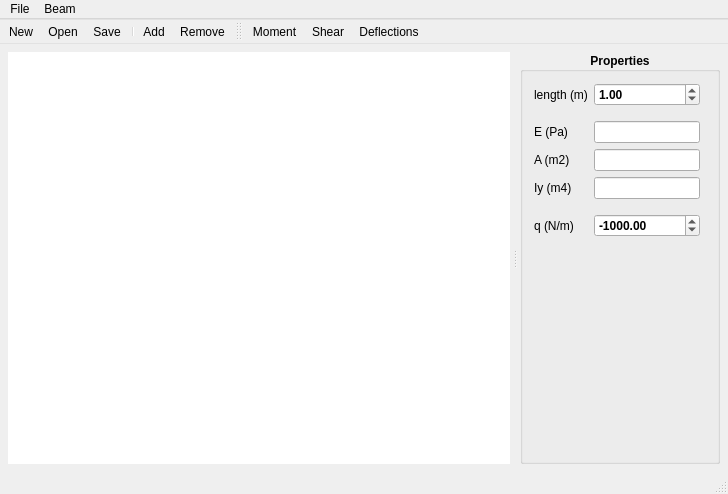
Above: ch_qt/beam_app/mainwindow.ui from lunarc/cpp_course before the change. Below: the same form after it.
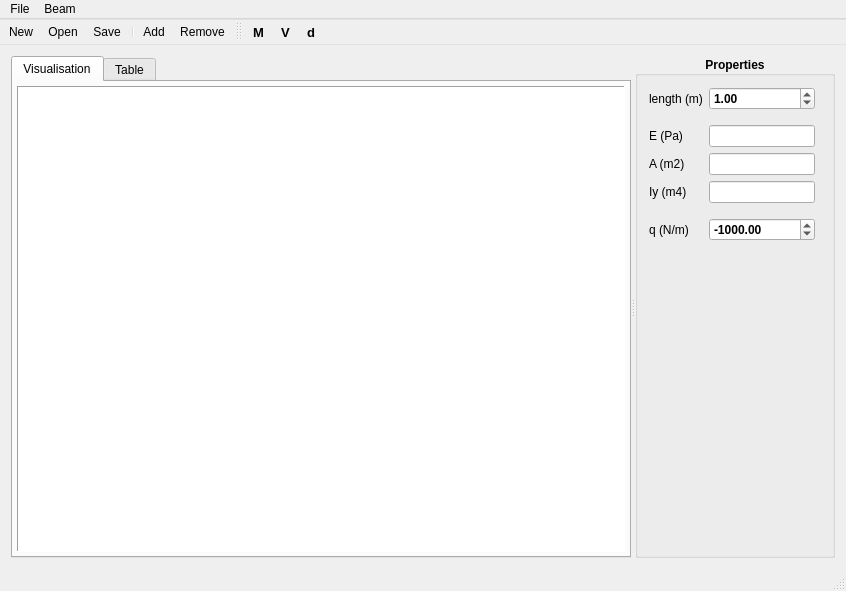
That is the form after the change. Icons and pictures are not drawn. Custom widgets are drawn as their Qt base class.

Commit message: Added result table beam_app

Patch:
```diff
--- a/ch_qt/beam_app/mainwindow.ui
+++ b/ch_qt/beam_app/mainwindow.ui
@@ -6,45 +6,115 @@
    <rect>
     <x>0</x>
     <y>0</y>
-    <width>728</width>
-    <height>494</height>
+    <width>846</width>
+    <height>591</height>
    </rect>
   </property>
   <property name="windowTitle">
    <string>Beam calculator</string>
   </property>
   <widget class="QWidget" name="centralWidget">
-   <layout class="QVBoxLayout" name="verticalLayout">
-    <property name="spacing">
-     <number>0</number>
-    </property>
-    <property name="leftMargin">
-     <number>8</number>
-    </property>
-    <property name="topMargin">
-     <number>8</number>
-    </property>
-    <property name="rightMargin">
-     <number>8</number>
-    </property>
-    <property name="bottomMargin">
-     <number>8</number>
-    </property>
+   <layout class="QHBoxLayout" name="horizontalLayout">
     <item>
      <widget class="QSplitter" name="splitter">
       <property name="orientation">
        <enum>Qt::Horizontal</enum>
       </property>
-      <property name="handleWidth">
-       <number>10</number>
-      </property>
-      <widget class="BeamAnalysis::BeamView" name="beamView" native="true">
-       <property name="autoFillBackground">
-        <bool>false</bool>
+      <widget class="QTabWidget" name="tabWidget">
+       <property name="currentIndex">
+        <number>0</number>
        </property>
-       <property name="styleSheet">
-        <string notr="true">background: rgb(255, 255, 255);</string>
-       </property>
+       <widget class="QWidget" name="tab">
+        <attribute name="title">
+         <string>Visualisation</string>
+        </attribute>
+        <layout class="QVBoxLayout" name="verticalLayout">
+         <property name="leftMargin">
+          <number>4</number>
+         </property>
+         <property name="topMargin">
+          <number>4</number>
+         </property>
+         <property name="rightMargin">
+          <number>4</number>
+         </property>
+         <property name="bottomMargin">
+          <number>4</number>
+         </property>
+         <item>
+          <widget class="QFrame" name="frame">
+           <property name="frameShape">
+            <enum>QFrame::Panel</enum>
+           </property>
+           <property name="frameShadow">
+            <enum>QFrame::Sunken</enum>
+           </property>
+           <layout class="QVBoxLayout" name="verticalLayout_4">
+            <property name="leftMargin">
+             <number>0</number>
+            </property>
+            <property name="topMargin">
+             <number>0</number>
+            </property>
+            <property name="rightMargin">
+             <number>0</number>
+            </property>
+            <property name="bottomMargin">
+             <number>0</number>
+            </property>
+            <item>
+             <widget class="BeamAnalysis::BeamView" name="beamView" native="true">
+              <property name="autoFillBackground">
+               <bool>false</bool>
+              </property>
+              <property name="styleSheet">
+               <string notr="true">background: rgb(255, 255, 255);</string>
+              </property>
+             </widget>
+            </item>
+           </layout>
+          </widget>
+         </item>
+        </layout>
+       </widget>
+       <widget class="QWidget" name="tab_2">
+        <attribute name="title">
+         <string>Table</string>
+        </attribute>
+        <layout class="QVBoxLayout" name="verticalLayout_3">
+         <property name="leftMargin">
+          <number>4</number>
+         </property>
+         <property name="topMargin">
+          <number>4</number>
+         </property>
+         <property name="rightMargin">
+          <number>4</number>
+         </property>
+         <property name="bottomMargin">
+          <number>4</number>
+         </property>
+         <item>
+          <widget class="QTableView" name="resultTableView">
+           <property name="frameShape">
+            <enum>QFrame::Panel</enum>
+           </property>
+           <property name="frameShadow">
+            <enum>QFrame::Sunken</enum>
+           </property>
+           <property name="lineWidth">
+            <number>1</number>
+           </property>
+           <property name="sizeAdjustPolicy">
+            <enum>QAbstractScrollArea::AdjustToContents</enum>
+           </property>
+           <property name="alternatingRowColors">
+            <bool>true</bool>
+           </property>
+          </widget>
+         </item>
+        </layout>
+       </widget>
       </widget>
       <widget class="QGroupBox" name="sectionPropGroup">
        <property name="maximumSize">
@@ -235,7 +305,7 @@
     <rect>
      <x>0</x>
      <y>0</y>
-     <width>728</width>
+     <width>846</width>
      <height>22</height>
     </rect>
    </property>
@@ -391,7 +461,13 @@
     <bool>true</bool>
    </property>
    <property name="text">
-    <string>Moment</string>
+    <string>M</string>
+   </property>
+   <property name="font">
+    <font>
+     <pointsize>10</pointsize>
+     <bold>true</bold>
+    </font>
    </property>
   </action>
   <action name="actionShowShear">
@@ -399,7 +475,13 @@
     <bool>true</bool>
    </property>
    <property name="text">
-    <string>Shear</string>
+    <string>V</string>
+   </property>
+   <property name="font">
+    <font>
+     <pointsize>10</pointsize>
+     <bold>true</bold>
+    </font>
    </property>
   </action>
   <action name="actionShowDeflections">
@@ -407,7 +489,13 @@
     <bool>true</bool>
    </property>
    <property name="text">
-    <string>Deflections</string>
+    <string>d</string>
+   </property>
+   <property name="font">
+    <font>
+     <pointsize>10</pointsize>
+     <bold>true</bold>
+    </font>
    </property>
   </action>
  </widget>
```
The commit also changes 10 other files.
